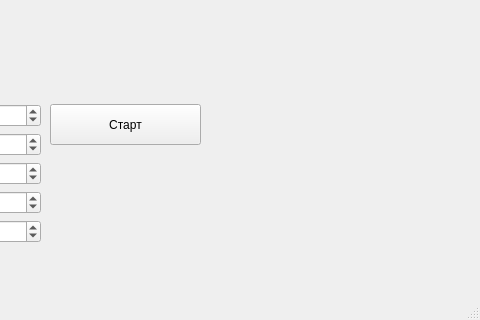
First picture: the form in magnetism/mainwindow.ui, repository tulen-pod-soysom/magnetism, before the edit; both pictures show x 320 to 800 and y 446 to 766 of the 800 by 766 pixel window.
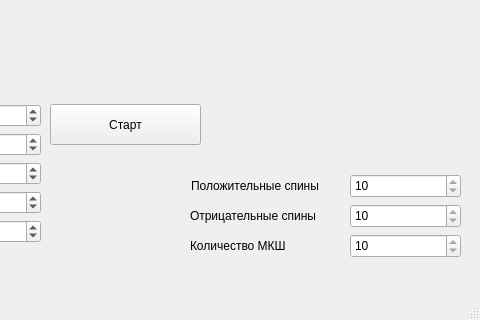
Second picture: the form after the edit. Custom widgets are drawn as their Qt base class.

The edit to the form file:
```diff
--- a/magnetism/mainwindow.ui
+++ b/magnetism/mainwindow.ui
@@ -143,6 +143,105 @@
      </item>
     </layout>
    </widget>
+   <widget class="QSpinBox" name="SpinBox_4">
+    <property name="enabled">
+     <bool>true</bool>
+    </property>
+    <property name="geometry">
+     <rect>
+      <x>670</x>
+      <y>620</y>
+      <width>111</width>
+      <height>24</height>
+     </rect>
+    </property>
+    <property name="readOnly">
+     <bool>true</bool>
+    </property>
+    <property name="maximum">
+     <number>1000000000</number>
+    </property>
+    <property name="value">
+     <number>10</number>
+    </property>
+   </widget>
+   <widget class="QLabel" name="width_2">
+    <property name="geometry">
+     <rect>
+      <x>511</x>
+      <y>620</y>
+      <width>151</width>
+      <height>24</height>
+     </rect>
+    </property>
+    <property name="text">
+     <string>Положительные спины</string>
+    </property>
+   </widget>
+   <widget class="QLabel" name="width_3">
+    <property name="geometry">
+     <rect>
+      <x>510</x>
+      <y>650</y>
+      <width>151</width>
+      <height>24</height>
+     </rect>
+    </property>
+    <property name="text">
+     <string>Отрицательные спины</string>
+    </property>
+   </widget>
+   <widget class="QSpinBox" name="SpinBox_5">
+    <property name="geometry">
+     <rect>
+      <x>670</x>
+      <y>650</y>
+      <width>111</width>
+      <height>24</height>
+     </rect>
+    </property>
+    <property name="readOnly">
+     <bool>true</bool>
+    </property>
+    <property name="maximum">
+     <number>1000000000</number>
+    </property>
+    <property name="value">
+     <number>10</number>
+    </property>
+   </widget>
+   <widget class="QSpinBox" name="SpinBox_6">
+    <property name="geometry">
+     <rect>
+      <x>670</x>
+      <y>680</y>
+      <width>111</width>
+      <height>24</height>
+     </rect>
+    </property>
+    <property name="readOnly">
+     <bool>true</bool>
+    </property>
+    <property name="maximum">
+     <number>1000000000</number>
+    </property>
+    <property name="value">
+     <number>10</number>
+    </property>
+   </widget>
+   <widget class="QLabel" name="width_4">
+    <property name="geometry">
+     <rect>
+      <x>510</x>
+      <y>680</y>
+      <width>151</width>
+      <height>24</height>
+     </rect>
+    </property>
+    <property name="text">
+     <string>Количество МКШ</string>
+    </property>
+   </widget>
   </widget>
   <widget class="QMenuBar" name="menubar">
    <property name="geometry">
```
Left out of the diff: 2 changed lines with no effect on the pictures.
